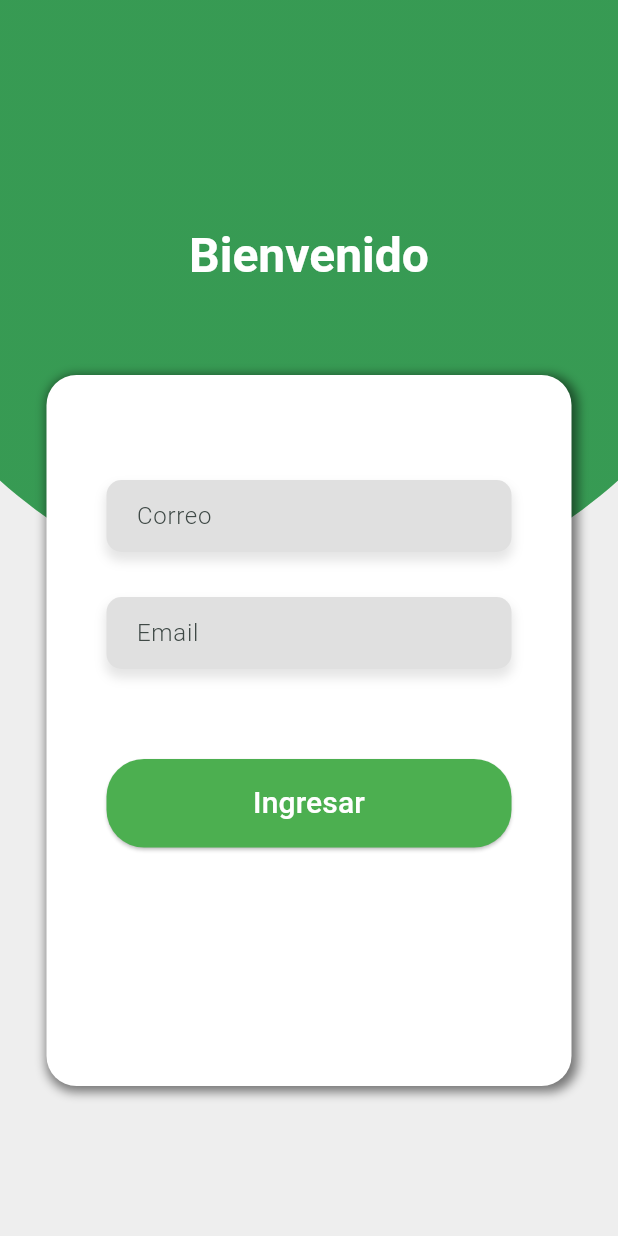
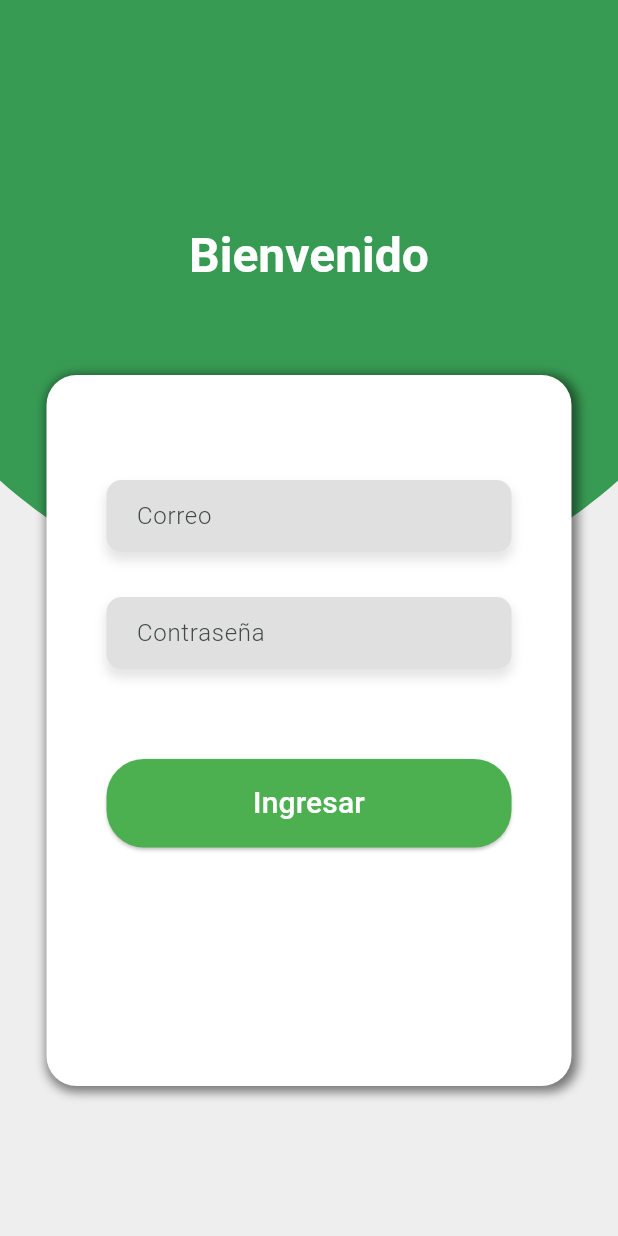
Before and after one commit to sebas-tian18/APP-Agenda-Mayor, a Flutter app: the screen it shows after launch, on a phone screen of 412 x 824 dp. Run offline on Flutter 3.47's test engine with Material 3 defaults, Android fonts, the phone set to English and light mode, and no system bars; our stand-ins replace dio.

```diff
--- a/mobile/lib/screens/login_screen.dart
+++ b/mobile/lib/screens/login_screen.dart
@@ -1,8 +1,63 @@
 import 'package:flutter/material.dart';
 import 'package:mobile/screens/home_screen.dart';
+import 'package:mobile/services/auth_service.dart';
 
-class LoginScreen extends StatelessWidget {
-  LoginScreen({super.key});
+class LoginScreen extends StatefulWidget {
+  @override
+  LoginScreenState createState() => LoginScreenState();
+}
+
+class LoginScreenState extends State<LoginScreen> {
+  bool _isLoading = false;
+  final TextEditingController _emailController = TextEditingController();
+  final TextEditingController _passwordController = TextEditingController();
+
+  @override
+  void dispose() {
+    // Limpiar controladores cuando se elimina el widget
+    _emailController.dispose();
+    _passwordController.dispose();
+    super.dispose();
+  }
+
+  Future<void> _login() async {
+    setState(() {
+      _isLoading = true; // Spinner de carga
+    });
+
+    try {
+      AuthResponse authResponse = await userLogin(
+          _emailController.text, _passwordController.text); // llamar a la API
+
+      if (!mounted) return; // Verificar si el widget sigue montado
+
+      ScaffoldMessenger.of(context).showSnackBar(
+        SnackBar(
+            content: Text(authResponse.message) //Mostrar el mensaje de error
+            ),
+      );
+
+      if (authResponse.isAuthenticated) {
+        Navigator.push(
+          context,
+          MaterialPageRoute(builder: (context) => HomeScreen()),
+        );
+      }
+    } catch (e) {
+      if (!mounted) return;
+
+      // Si hay error inesperado mostrar un mensaje
+      ScaffoldMessenger.of(context).showSnackBar(
+        SnackBar(
+          content: Text('Ocurrió un error: ${e.toString()}'),
+        ),
+      );
+    } finally {
+      setState(() {
+        _isLoading = false;
+      });
+    }
+  }
 
   @override
   Widget build(BuildContext context) {
@@ -117,7 +172,8 @@ class LoginScreen extends StatelessWidget {
                               ),
                             ],
                           ),
-                          child: const TextField(
+                          child: TextField(
+                            controller: _emailController, //controller
                             decoration: InputDecoration(
                               hintText: "Correo",
                               hintStyle: TextStyle(fontWeight: FontWeight.w300),
@@ -140,39 +196,18 @@ class LoginScreen extends StatelessWidget {
                               ),
                             ],
                           ),
-                          child: const TextField(
+                          child: TextField(
+                            controller: _passwordController, //controller
+                            obscureText: true,
                             decoration: InputDecoration(
-                              hintText: "Email",
+                              hintText: "Contraseña",
                               hintStyle: TextStyle(fontWeight: FontWeight.w300),
                               border: InputBorder.none,
                             ),
                           ),
                         ),
                         const SizedBox(height: 60),
-                        ElevatedButton(
-                          onPressed: () {
-                            Navigator.push(
-                              context,
-                              MaterialPageRoute(
-                                  builder: (context) => HomeScreen()),
-                            );
-                          },
-                          style: ElevatedButton.styleFrom(
-                            backgroundColor: Colors.green,
-                            shape: RoundedRectangleBorder(
-                              borderRadius: BorderRadius.circular(25),
-                            ),
-                            padding: const EdgeInsets.symmetric(
-                                horizontal: 50, vertical: 15),
-                          ),
-                          child: const Text(
-                            'Ingresar',
-                            style: TextStyle(
-                              color: Colors.white,
-                              fontSize: 20,
-                            ),
-                          ),
-                        ),
+                        loginButton(context), //contructor del boton
                       ],
                     ),
                   ),
@@ -184,4 +219,33 @@ class LoginScreen extends StatelessWidget {
       ),
     );
   }
+
+  Widget loginButton(BuildContext context) {
+    return ElevatedButton(
+      onPressed: _isLoading ? null : _login,
+      style: ElevatedButton.styleFrom(
+        backgroundColor: Colors.green,
+        shape: RoundedRectangleBorder(
+          borderRadius: BorderRadius.circular(25),
+        ),
+        padding: const EdgeInsets.symmetric(horizontal: 50, vertical: 15),
+      ),
+      child: _isLoading
+          ? const SizedBox(
+              width: 20,
+              height: 20,
+              child: CircularProgressIndicator(
+                strokeWidth: 4,
+                color: Colors.white,
+              ),
+            )
+          : const Text(
+              'Ingresar',
+              style: TextStyle(
+                color: Colors.white,
+                fontSize: 20,
+              ),
+            ),
+    );
+  }
 }
--- a/mobile/pubspec.yaml
+++ b/mobile/pubspec.yaml
@@ -15,11 +15,13 @@ dependencies:
   english_words: ^4.0.0
   provider: ^6.0.0
 
+  dio: ^5.7.0
+
 dev_dependencies:
   flutter_test:
     sdk: flutter
 
-  flutter_lints: ^2.0.0
+  flutter_lints: ^4.0.0
 
 flutter:
   uses-material-design: true
```
Also changed, not shown: mobile/lib/services/auth_service.dart (added, +72 -0 lines), mobile/pubspec.lock, 1 other file.
